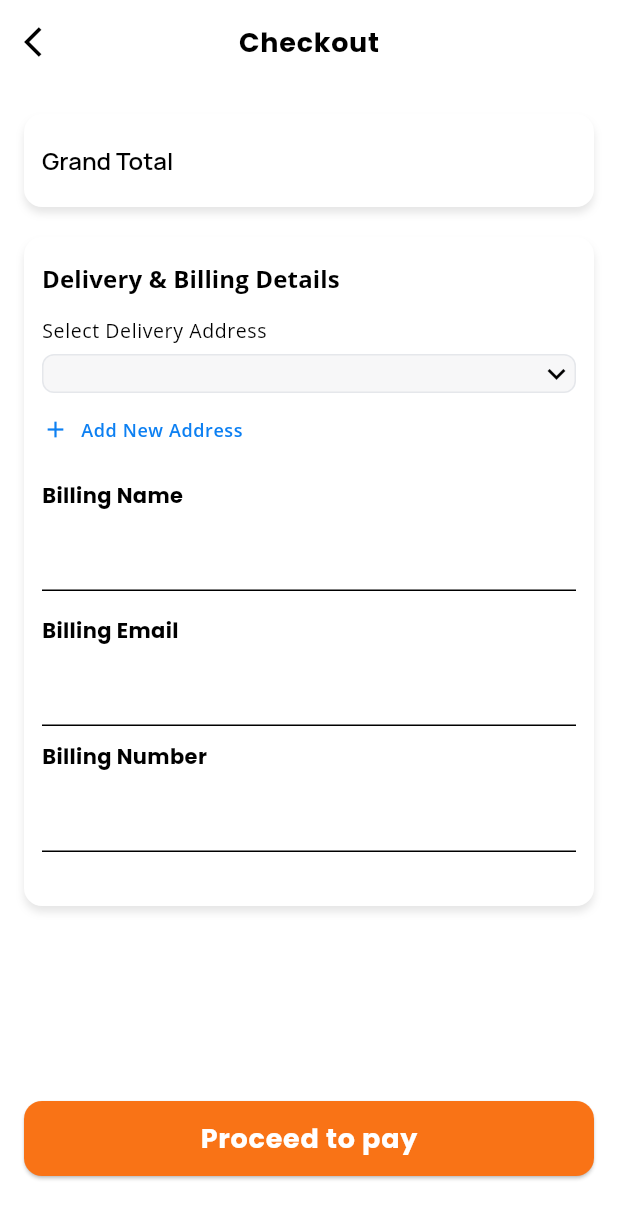
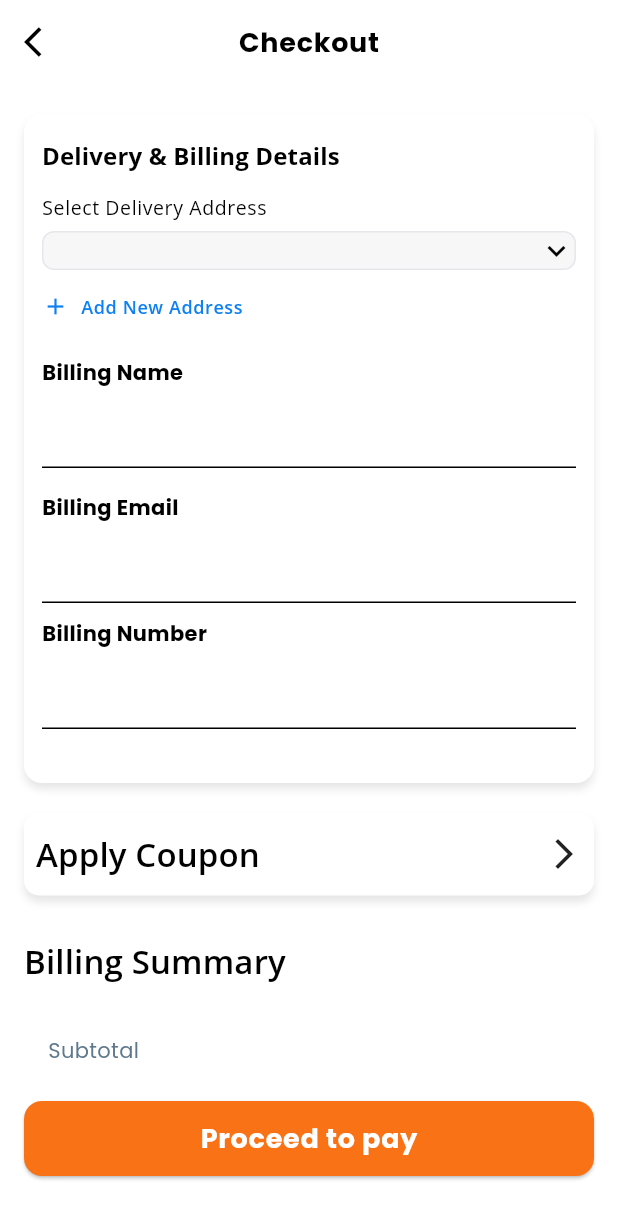
Before and after one commit to Venkantesh22/trustindia, a Flutter app: the CheckoutScreen screen opened directly, on a phone screen of 412 x 824 dp. Shown: the top 1219 px of the screen. Run offline on Flutter 3.47's test engine with Material 3 defaults, Android fonts, the phone set to English and light mode, and no system bars; drawn by our look-alikes of toastification; our stand-ins replace cached_network_image, carousel_slider, flutter_svg, get, google_fonts, image_picker and 7 more; missing offline and left inert: graphview, onesignal_flutter, scratcher; accounts and stored records are empty; network calls fail.

Commit message:
check out screen update

```diff
--- /dev/null
+++ b/devtools_options.yaml
@@ -0,0 +1,3 @@
+description: This file stores settings for Dart & Flutter DevTools.
+documentation: https://docs.flutter.dev/tools/devtools/extensions#configure-extension-enablement-states
+extensions:
--- a/lib/services/theme.dart
+++ b/lib/services/theme.dart
@@ -18,7 +18,9 @@ const Color grey = Colors.grey;
 const Color greyDark = Color(0xFF64748B);
 const Color greyBorder = Color(0xFFE5E7EB);
 const Color greyLight = Color(0xFF637587);
+const Color greyBillText = Color(0xFF5E788C);
 const Color black = Colors.black;
+const Color blackBillingText = Color(0xFF0F1417);
 const Color red = Colors.red;
 const Color green = Colors.green;
 
--- a/lib/views/screens/checkout/checkout_screen/checkout_screen.dart
+++ b/lib/views/screens/checkout/checkout_screen/checkout_screen.dart
@@ -2,12 +2,16 @@ import 'package:flutter/material.dart';
 import 'package:get/get.dart';
 import 'package:lekra/controllers/basic_controller.dart';
 import 'package:lekra/controllers/order_controlller.dart';
+import 'package:lekra/controllers/product_controller.dart';
 import 'package:lekra/services/constants.dart';
 import 'package:lekra/services/theme.dart';
+import 'package:lekra/views/screens/checkout/checkout_screen/components/apply_coupon_container.dart';
+import 'package:lekra/views/screens/checkout/checkout_screen/components/billing_form_section.dart';
+import 'package:lekra/views/screens/checkout/checkout_screen/components/row_billing_text.dart';
 import 'package:lekra/views/screens/checkout/seleck_payment_screen/select_payment_screen.dart';
+
+import 'package:lekra/views/screens/dashboard/dashboard_screen.dart';
 import 'package:lekra/views/screens/dashboard/profile_screen/profile_screen.dart';
-import 'package:lekra/views/screens/checkout/checkout_screen/components/billing_form_section.dart';
-import 'package:lekra/views/screens/checkout/checkout_screen/components/grand_total_section.dart';
 import 'package:lekra/views/screens/widget/custom_appbar/custom_appbar2.dart';
 
 class CheckoutScreen extends StatefulWidget {
@@ -33,23 +37,91 @@ class _CheckoutScreenState extends State<CheckoutScreen> {
   Widget build(BuildContext context) {
     return Scaffold(
       appBar: const CustomAppBar2(title: "Checkout"),
-      body: GetBuilder<OrderController>(builder: (checkoutController) {
-        return Stack(
-          children: [
-            Column(
+      body: GetBuilder<OrderController>(builder: (orderController) {
+        return Column(
           children: [
             Expanded(
               child: SingleChildScrollView(
                 padding: AppConstants.screenPadding,
-                    child: GetBuilder<OrderController>(
-                        builder: (checkoutController) {
+                child: GetBuilder<OrderController>(builder: (orderController) {
                   return Column(
                     children: [
-                          const GrandTotalSection(),
+                      BillingFormSection(formKey: _formKey),
                       const SizedBox(
                         height: 20,
                       ),
-                          BillingFormSection(formKey: _formKey),
+                      const ApplyCouponContainer(),
+                      GetBuilder<ProductController>(
+                          builder: (productController) {
+                        return Column(
+                          crossAxisAlignment: CrossAxisAlignment.start,
+                          children: [
+                            Padding(
+                              padding: const EdgeInsets.symmetric(vertical: 28),
+                              child: Text(
+                                "Billing Summary",
+                                style: Helper(context)
+                                    .textTheme
+                                    .titleSmall
+                                    ?.copyWith(
+                                        fontSize: 22,
+                                        fontWeight: FontWeight.w600),
+                              ),
+                            ),
+                            RowBillingText(
+                              label: "Subtotal",
+                              price:
+                                  productController.cardModel?.subtotalFormat ??
+                                      "",
+                            ),
+                            RowBillingText(
+                              label: "Discount",
+                              price:
+                                  productController.cardModel?.discountFormat ??
+                                      "",
+                            ),
+                            RowBillingText(
+                              label: "Coupon Discount",
+                              price:
+                                  productController.cardModel?.subtotalFormat ??
+                                      "",
+                            ),
+                            const Divider(
+                              color: grey,
+                            ),
+                            const SizedBox(
+                              height: 14,
+                            ),
+                            Row(
+                              mainAxisAlignment: MainAxisAlignment.spaceBetween,
+                              children: [
+                                Text(
+                                  "Grand Total",
+                                  style: Helper(context)
+                                      .textTheme
+                                      .bodyLarge
+                                      ?.copyWith(
+                                        fontSize: 20,
+                                        fontWeight: FontWeight.w700,
+                                      ),
+                                ),
+                                Text(
+                                  productController
+                                          .cardModel?.totalPriceFormat ??
+                                      "",
+                                  style: Helper(context)
+                                      .textTheme
+                                      .bodyLarge
+                                      ?.copyWith(
+                                        fontSize: 20,
+                                        fontWeight: FontWeight.w700,
+                                      ),
+                                ),
+                              ],
+                            ),
+                          ],
+                        );
+                      })
                     ],
                   );
                 }),
@@ -80,17 +152,6 @@ class _CheckoutScreenState extends State<CheckoutScreen> {
               height: 20,
             )
           ],
-            ),
-            if (checkoutController.isLoading)
-              Positioned.fill(
-                child: Container(
-                  color: black.withValues(alpha: 0.4),
-                  child: const Center(
-                    child: CircularProgressIndicator(),
-                  ),
-                ),
-              ),
-          ],
         );
       }),
     );
--- /dev/null
+++ b/lib/views/screens/checkout/checkout_screen/components/apply_coupon_container.dart
@@ -0,0 +1,39 @@
+import 'package:flutter/material.dart';
+import 'package:lekra/services/constants.dart';
+import 'package:lekra/services/theme.dart';
+
+class ApplyCouponContainer extends StatelessWidget {
+  const ApplyCouponContainer({
+    super.key,
+  });
+
+  @override
+  Widget build(BuildContext context) {
+    return Container(
+      padding: const EdgeInsets.symmetric(horizontal: 8, vertical: 12),
+      decoration: BoxDecoration(
+          color: white,
+          borderRadius: BorderRadius.circular(10),
+          boxShadow: [
+            BoxShadow(
+                blurRadius: 4,
+                spreadRadius: 0,
+                color: black.withValues(alpha: 0.1 /*  */),
+                offset: const Offset(0, 4))
+          ]),
+      child: Row(
+        mainAxisAlignment: MainAxisAlignment.spaceBetween,
+        children: [
+          Text(
+            "Apply Coupon",
+            style: Helper(context)
+                .textTheme
+                .titleSmall
+                ?.copyWith(fontSize: 22, fontWeight: FontWeight.w600),
+          ),
+          const Icon(Icons.arrow_forward_ios_sharp)
+        ],
+      ),
+    );
+  }
+}
--- /dev/null
+++ b/lib/views/screens/checkout/checkout_screen/components/row_billing_text.dart
@@ -0,0 +1,41 @@
+
+import 'package:flutter/material.dart';
+import 'package:lekra/services/constants.dart';
+import 'package:lekra/services/theme.dart';
+
+class RowBillingText extends StatelessWidget {
+  final String label;
+  final String price;
+  const RowBillingText({
+    super.key,
+    required this.label,
+    required this.price,
+  });
+
+  @override
+  Widget build(BuildContext context) {
+    return Padding(
+      padding: const EdgeInsets.symmetric(
+        horizontal: 16,
+        vertical: 6,
+      ),
+      child: Row(
+        mainAxisAlignment: MainAxisAlignment.spaceBetween,
+        children: [
+          Text(
+            label,
+            style: Helper(context).textTheme.bodyMedium?.copyWith(
+                fontSize: 14, fontWeight: FontWeight.w400, color: greyBillText),
+          ),
+          Text(
+            price,
+            style: Helper(context).textTheme.bodyMedium?.copyWith(
+                fontSize: 14,
+                fontWeight: FontWeight.w400,
+                color: blackBillingText),
+          ),
+        ],
+      ),
+    );
+  }
+}
--- a/lib/views/screens/checkout/seleck_payment_screen/select_payment_screen.dart
+++ b/lib/views/screens/checkout/seleck_payment_screen/select_payment_screen.dart
@@ -4,12 +4,10 @@ import 'package:lekra/controllers/auth_controller.dart';
 import 'package:lekra/controllers/basic_controller.dart';
 import 'package:lekra/controllers/order_controlller.dart';
 import 'package:lekra/controllers/product_controller.dart';
-import 'package:lekra/controllers/subscription_controller.dart';
 import 'package:lekra/services/constants.dart';
 import 'package:lekra/services/theme.dart';
 import 'package:lekra/views/screens/checkout/seleck_payment_screen/component/row_of_upi_option.dart';
 import 'package:lekra/views/screens/order_screem/screen/order_screen.dart';
-import 'package:lekra/views/screens/subscription_plan/subscrption_screen/components/subscription_container.dart';
 
 class SelectPaymentScreen extends StatefulWidget {
   final bool isMemberShip;
```
Lines whose indentation alone changed are shown as unchanged.
